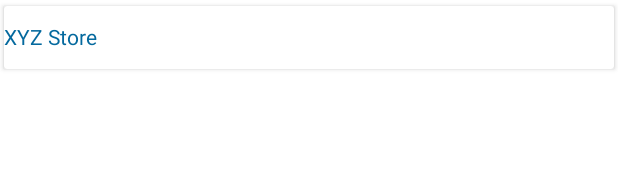
After one commit to prakashreddyofferly/FirstProject, an Android app: the layout activity_groceries.xml on its own in the app's theme, with its tools: preview values and no code run, on a phone screen of 412 x 824 dp. The commit adds this screen. Shown: the top 195 px of the screen. Run offline under Robolectric (Android 15) with nearby library versions, the phone set to English and light mode, and no system bars.

Commit message:
updated groceries xml

```diff
--- a/app/build.gradle
+++ b/app/build.gradle
@@ -32,6 +32,7 @@ dependencies {
     implementation 'androidx.core:core-ktx:1.0.2'
     implementation 'androidx.constraintlayout:constraintlayout:1.1.3'
     implementation "androidx.cardview:cardview:1.0.0"
+    implementation "com.google.android.material:material:1.1.0-alpha10"
     testImplementation 'junit:junit:4.12'
     androidTestImplementation 'androidx.test.ext:junit:1.1.1'
     androidTestImplementation 'androidx.test.espresso:espresso-core:3.2.0'
--- a/app/src/main/java/com/example/firstproject/MainActivity.kt
+++ b/app/src/main/java/com/example/firstproject/MainActivity.kt
@@ -7,6 +7,6 @@ class MainActivity : AppCompatActivity() {
 
     override fun onCreate(savedInstanceState: Bundle?) {
         super.onCreate(savedInstanceState)
-        setContentView(R.layout.activity_order)
+        setContentView(R.layout.activity_main)
     }
 }
--- /dev/null
+++ b/app/src/main/res/layout/activity_groceries.xml
@@ -0,0 +1,25 @@
+<?xml version="1.0" encoding="utf-8"?>
+<LinearLayout xmlns:android="http://schemas.android.com/apk/res/android"
+    xmlns:card_view="http://schemas.android.com/apk/res-auto"
+    android:layout_height="match_parent"
+    android:layout_width="match_parent">
+    <androidx.cardview.widget.CardView
+        android:layout_width="match_parent"
+        android:layout_height="50dp"
+        card_view:cardUseCompatPadding="true"
+        >
+        <LinearLayout
+            android:layout_height="match_parent"
+            android:layout_width="match_parent"
+            android:layout_gravity="center_horizontal"
+            >
+            <TextView
+                android:layout_width="100dp"
+                android:layout_height="20dp"
+                android:text="@string/XYZ_Store"
+                android:textColor="@color/dark_blue"
+                android:layout_gravity="center"
+                />
+        </LinearLayout>
+    </androidx.cardview.widget.CardView>
+</LinearLayout>
--- a/app/src/main/res/values/strings.xml
+++ b/app/src/main/res/values/strings.xml
@@ -1,3 +1,4 @@
 <resources>
     <string name="app_name">FirstProject</string>
+    <string name="XYZ_Store">XYZ Store</string>
 </resources>
--- a/app/src/main/res/values/styles.xml
+++ b/app/src/main/res/values/styles.xml
@@ -1,7 +1,7 @@
 <resources>
 
     <!-- Base application theme. -->
-    <style name="AppTheme" parent="Theme.AppCompat.Light.NoActionBar">
+    <style name="AppTheme" parent="Theme.MaterialComponents.Light.DarkActionBar">
         <!-- Customize your theme here. -->
         <item name="colorPrimary">@color/colorPrimary</item>
         <item name="colorPrimaryDark">@color/dark_orange</item>
```
